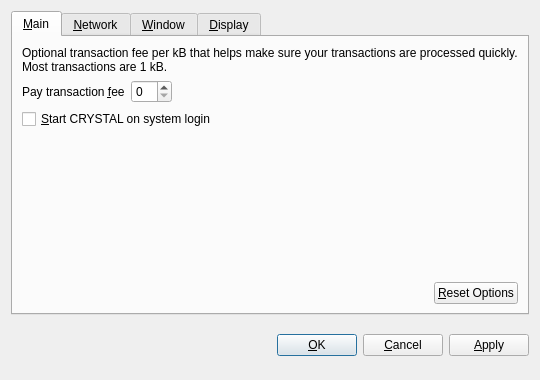
The window that src/qt/forms/optionsdialog.ui (deepfuturevc/deepfuture) describes before a commit, drawn with Qt 5.
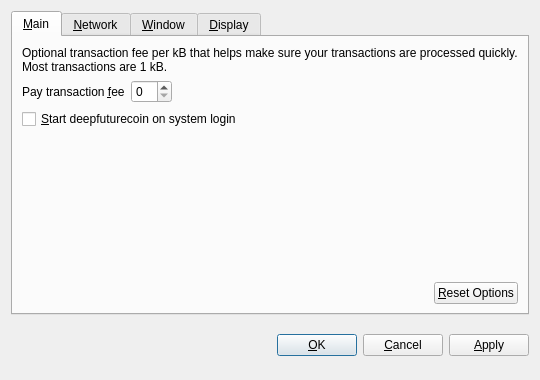
The same window after the commit. Custom widgets are drawn as their Qt base class.

Patch:
```diff
--- a/src/qt/forms/optionsdialog.ui
+++ b/src/qt/forms/optionsdialog.ui
@@ -82,7 +82,7 @@
           <string>Automatically start CRYSTAL after logging in to the system.</string>
          </property>
          <property name="text">
-          <string>&amp;Start CRYSTAL on system login</string>
+          <string>&amp;Start deepfuturecoin on system login</string>
          </property>
         </widget>
        </item>
```
Left out of the diff: 10 changed lines with no effect on the pictures.
